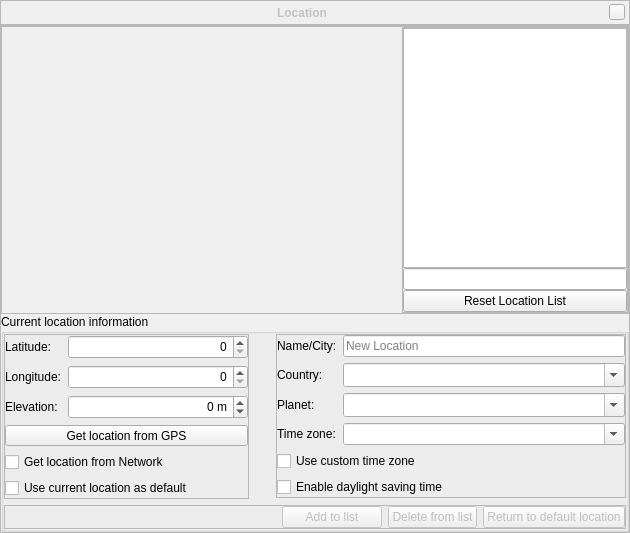
Above: src/gui/locationDialogGui.ui from 519984307/stellarium_src before the change. Below: the same form after it.
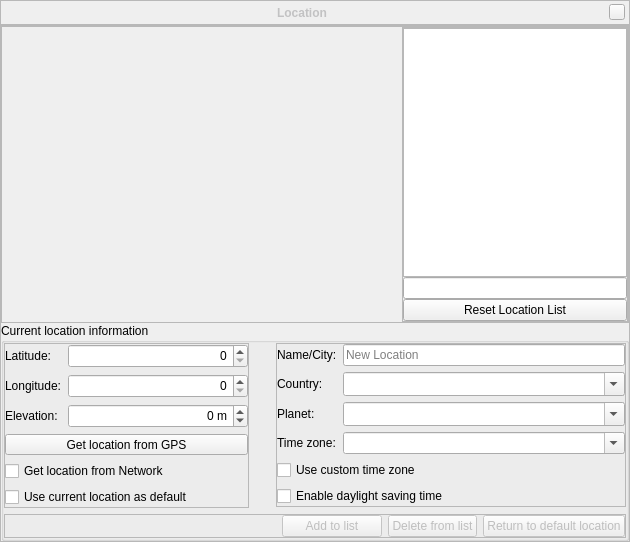
That is the form after the change. Icons and pictures are not drawn. Custom widgets are drawn as their Qt base class.

The edit to the form file:
```diff
--- a/src/gui/locationDialogGui.ui
+++ b/src/gui/locationDialogGui.ui
@@ -7,7 +7,7 @@
     <x>0</x>
     <y>0</y>
     <width>630</width>
-    <height>533</height>
+    <height>542</height>
    </rect>
   </property>
   <property name="styleSheet">
```
Left out of the diff: 9 changed lines with no effect on the pictures.
